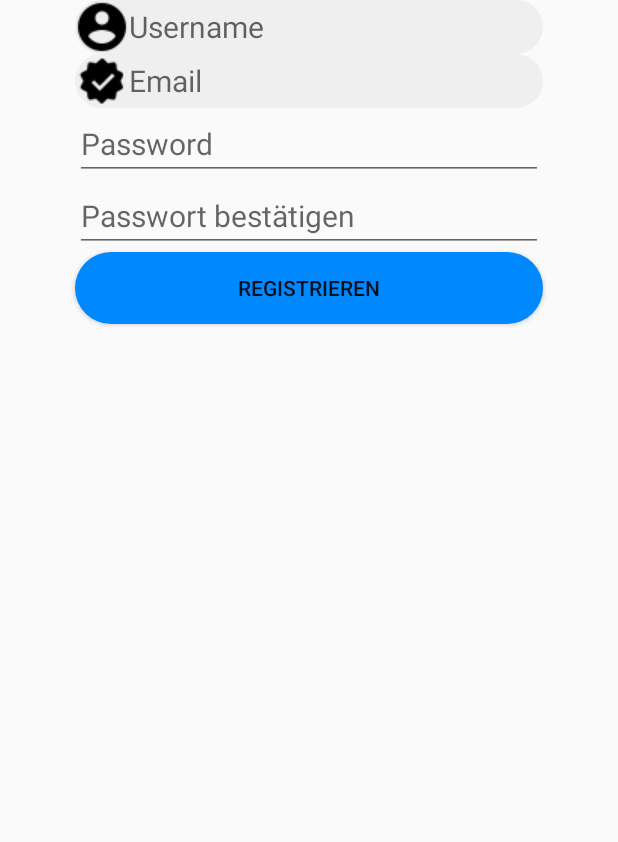
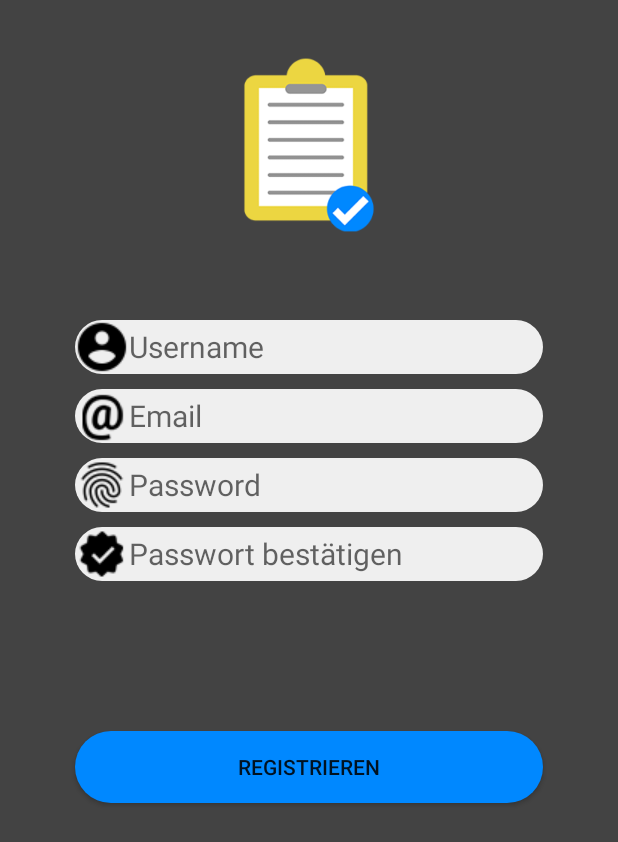
Before and after one commit to AngelikaBabin/Sportverwaltung, an Android app: the RegisterActivity screen opened directly, with no data from a screen before it, on a phone screen of 412 x 824 dp. Shown: the top 842 px of the screen. Run offline under Robolectric (Android 15) with nearby library versions, the phone set to English and light mode, and no system bars; network calls fail.

Commit message:
Register GUI

```diff
--- a/AppTeilnehmer/app/src/main/res/layout/activity_register.xml
+++ b/AppTeilnehmer/app/src/main/res/layout/activity_register.xml
@@ -1,66 +1,84 @@
 <?xml version="1.0" encoding="utf-8"?>
 <LinearLayout xmlns:android="http://schemas.android.com/apk/res/android"
+    xmlns:app="http://schemas.android.com/apk/res-auto"
     xmlns:tools="http://schemas.android.com/tools"
     android:layout_width="match_parent"
     android:layout_height="match_parent"
+    android:background="#434343"
     android:orientation="vertical"
     tools:context="com.example.cora.sportverwaltung.RegisterActivity">
+
+    <ImageView
+        android:id="@+id/imageView"
+        android:layout_width="match_parent"
+        android:layout_height="133dp"
+        android:layout_marginTop="30dp"
+        app:srcCompat="@drawable/logo" />
 
     <EditText
         android:id="@+id/textView_username"
         android:layout_width="match_parent"
         android:layout_height="wrap_content"
+        android:layout_marginLeft="50dp"
+        android:layout_marginRight="50dp"
+        android:layout_marginTop="50dp"
+        android:background="@drawable/input_rounded"
+        android:drawableLeft="@drawable/ic_account_circle_black_24dp"
         android:ems="10"
         android:hint="@string/hint_username"
         android:inputType="textPersonName"
-        android:textSize="20sp"
-        android:layout_marginLeft="50dp"
-        android:layout_marginRight="50dp"
-        android:drawableLeft="@drawable/ic_account_circle_black_24dp"
-        android:background="@drawable/input_rounded"/>
+        android:textSize="20sp" />
 
     <EditText
         android:id="@+id/editText_email"
         android:layout_width="match_parent"
         android:layout_height="wrap_content"
+        android:layout_marginLeft="50dp"
+        android:layout_marginRight="50dp"
+        android:layout_marginTop="10dp"
+        android:background="@drawable/input_rounded"
+        android:drawableLeft="@drawable/icon_email"
         android:ems="10"
         android:hint="@string/hint_email"
         android:inputType="textEmailAddress"
-        android:textSize="20sp"
-        android:layout_marginLeft="50dp"
-        android:layout_marginRight="50dp"
-        android:drawableLeft="@drawable/icon_confirm"
-        android:background="@drawable/input_rounded"/>
+        android:textSize="20sp" />
 
     <EditText
         android:id="@+id/editText_password"
         android:layout_width="match_parent"
         android:layout_height="wrap_content"
+        android:layout_marginLeft="50dp"
+        android:layout_marginRight="50dp"
+        android:layout_marginTop="10dp"
+        android:background="@drawable/input_rounded"
+        android:drawableLeft="@drawable/ic_fingerprint_black_24dp"
         android:ems="10"
         android:hint="@string/hint_password"
         android:inputType="textPassword"
-        android:textSize="20sp"
-        android:layout_marginLeft="50dp"
-        android:layout_marginRight="50dp"/>
+        android:textSize="20sp" />
 
     <EditText
         android:id="@+id/editText_confirmPassword"
         android:layout_width="match_parent"
         android:layout_height="wrap_content"
+        android:layout_marginLeft="50dp"
+        android:layout_marginRight="50dp"
+        android:layout_marginTop="10dp"
+        android:background="@drawable/input_rounded"
+        android:drawableLeft="@drawable/icon_confirm"
         android:ems="10"
         android:hint="@string/hint_confirmPassword"
         android:inputType="textPassword"
-        android:textSize="20sp"
-        android:layout_marginLeft="50dp"
-        android:layout_marginRight="50dp"/>
+        android:textSize="20sp" />
 
     <Button
         android:id="@+id/button_register"
         android:layout_width="match_parent"
         android:layout_height="wrap_content"
+        android:layout_marginLeft="50dp"
+        android:layout_marginRight="50dp"
+        android:layout_marginTop="100dp"
         android:background="@drawable/btn_rounded"
-        android:text="@string/text_button_register"
-        android:layout_marginLeft="50dp"
-        android:layout_marginRight="50dp"/>
+        android:text="@string/text_button_register" />
 
 </LinearLayout>
```
